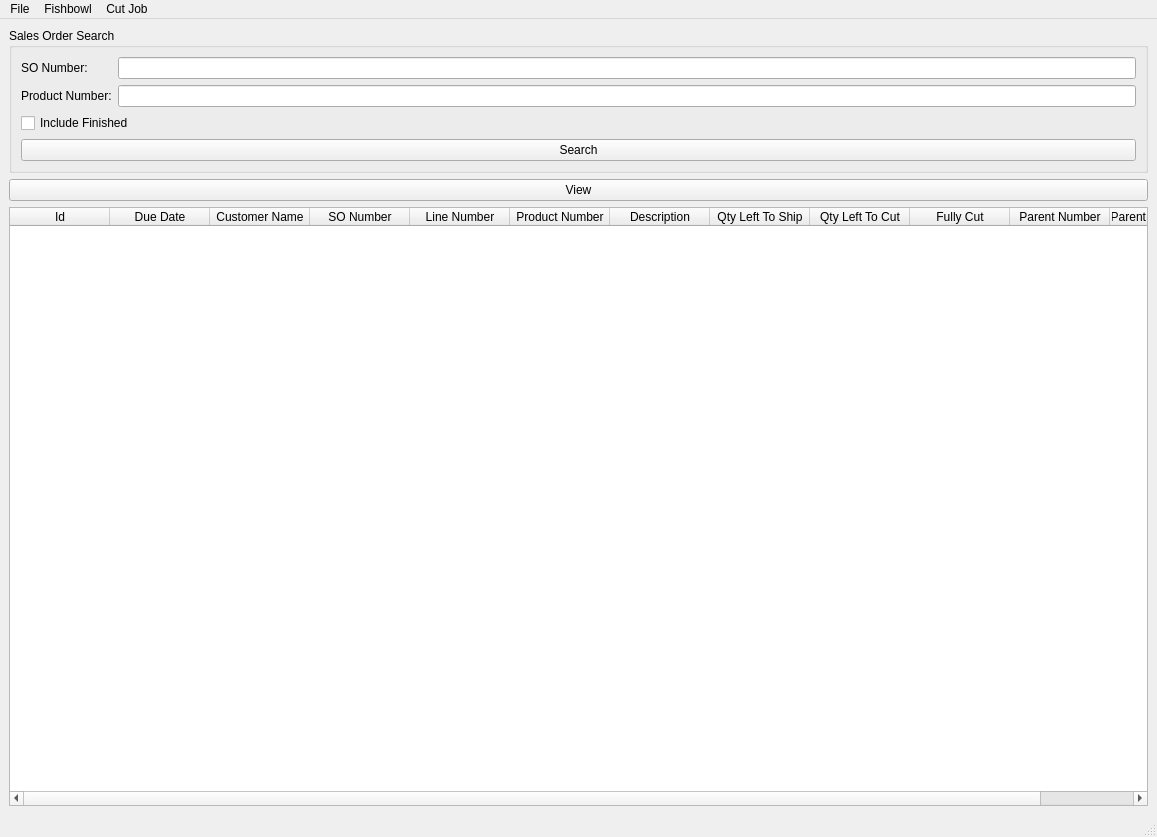
Old version of the form cutlistgenerator/ui/mainwindow_ui.ui in the repository dominickfau/CutListGenerator.
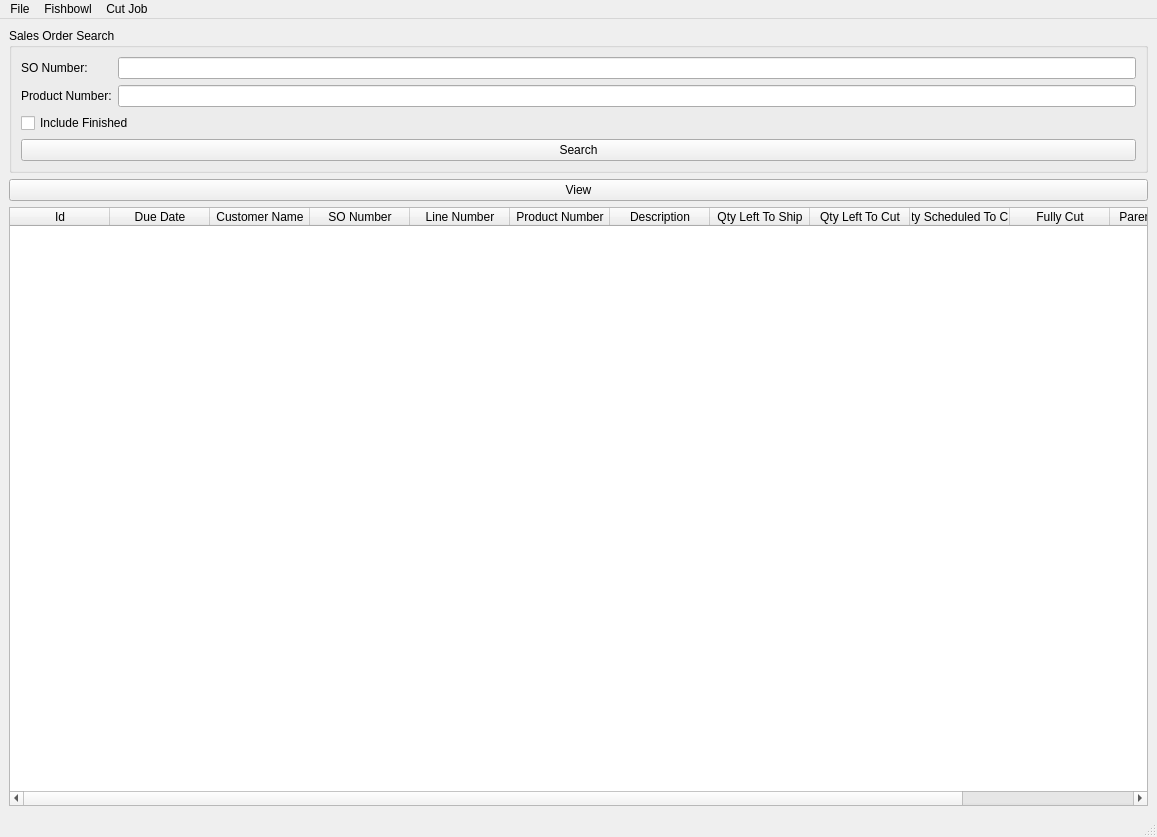
New version of the form.

Commit message: Added Qty Scheduled To Cut to SO table.

Diff of the .ui file:
```diff
--- a/cutlistgenerator/ui/mainwindow_ui.ui
+++ b/cutlistgenerator/ui/mainwindow_ui.ui
@@ -128,6 +128,11 @@
         <string>Qty Left To Cut</string>
        </property>
       </column>
+      <column>
+       <property name="text">
+        <string>Qty Scheduled To Cut</string>
+       </property>
+      </column>
       <column>
        <property name="text">
         <string>Fully Cut</string>
```
The commit also changes 3 other files.
